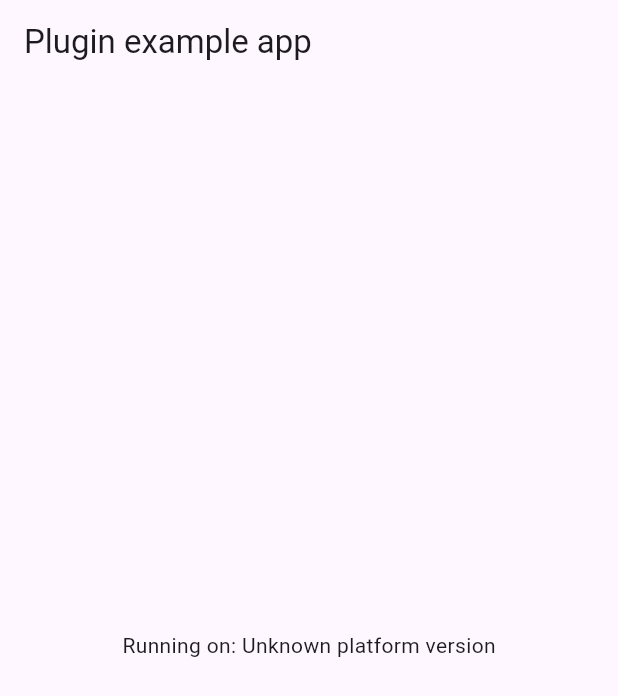
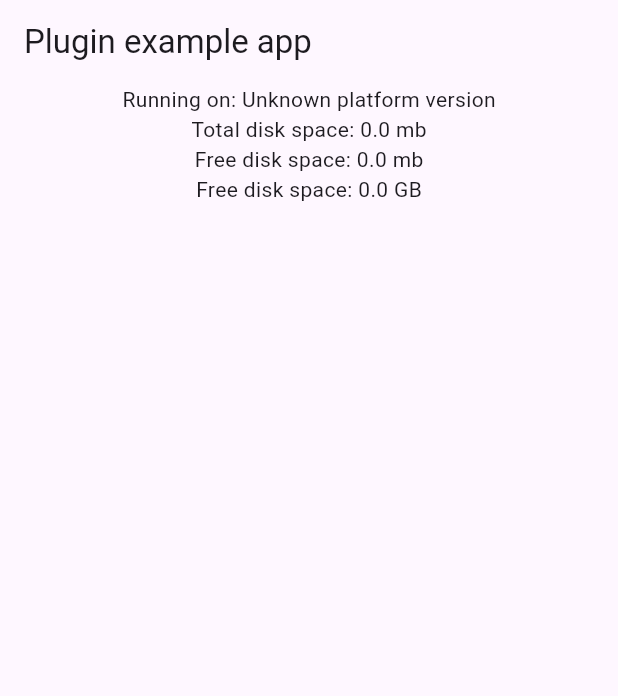
Before and after one commit to tom-ludwig/disk_space_2, a Flutter app: the screen it shows after launch, on a phone screen of 412 x 824 dp. Shown: the top 696 px of the screen. Run offline on Flutter 3.47's test engine with Material 3 defaults, Android fonts, the phone set to English and light mode, and no system bars; our stand-ins replace plugin_platform_interface.

Commit message:
chore: Bump version to 1.0.6 and update dependencies

```diff
--- a/example/lib/main.dart
+++ b/example/lib/main.dart
@@ -17,7 +17,11 @@ class MyApp extends StatefulWidget {
 
 class _MyAppState extends State<MyApp> {
   String _platformVersion = 'Unknown';
-  final _diskSpace_2Plugin = DiskSpace();
+  double _totalDiskSpace = 0.0;
+  double _freeDiskSpace = 0.0;
+  // double _freeDiskSpaceForPath = 0.0;
+
+  final _diskSpacePlugin = DiskSpace();
 
   @override
   void initState() {
@@ -28,21 +32,27 @@ class _MyAppState extends State<MyApp> {
   // Platform messages are asynchronous, so we initialize in an async method.
   Future<void> initPlatformState() async {
     String platformVersion;
+    double totalDiskSpace;
+    double freeDiskSpace;
+    // double freeDiskSpaceForPath;
+
     // Platform messages may fail, so we use a try/catch PlatformException.
     // We also handle the message potentially returning null.
     try {
-      platformVersion = await _diskSpace_2Plugin.getPlatformVersion() ?? 'Unknown platform version';
+      platformVersion = await _diskSpacePlugin.getPlatformVersion() ?? 'Unknown platform version';
     } on PlatformException {
       platformVersion = 'Failed to get platform version.';
     }
 
-    // If the widget was removed from the tree while the asynchronous platform
-    // message was in flight, we want to discard the reply rather than calling
-    // setState to update our non-existent appearance.
+    totalDiskSpace = await DiskSpace.getTotalDiskSpace ?? 0.0;
+    freeDiskSpace = await DiskSpace.getFreeDiskSpace ?? 0.0;
+
     if (!mounted) return;
 
     setState(() {
       _platformVersion = platformVersion;
+      _totalDiskSpace = totalDiskSpace;
+      _freeDiskSpace = freeDiskSpace;
     });
   }
 
@@ -54,7 +64,14 @@ class _MyAppState extends State<MyApp> {
           title: const Text('Plugin example app'),
         ),
         body: Center(
-          child: Text('Running on: $_platformVersion\n'),
+          child: Column(
+            children: [
+              Text('Running on: $_platformVersion'),
+              Text('Total disk space: $_totalDiskSpace mb'),
+              Text('Free disk space: $_freeDiskSpace mb'),
+              Text('Free disk space: ${_freeDiskSpace / 1000} GB'),
+            ],
+          ),
         ),
       ),
     );
--- a/lib/disk_space_2.dart
+++ b/lib/disk_space_2.dart
@@ -6,7 +6,7 @@ import 'disk_space_2_platform_interface.dart';
 
 /// `DiskSpace` is a class that provides methods to get information about the device's disk space.
 class DiskSpace {
-  static const MethodChannel _channel = MethodChannel('disk_space');
+  static const MethodChannel _channel = MethodChannel('disk_space_2');
 
   Future<String?> getPlatformVersion() {
     return DiskSpace_2Platform.instance.getPlatformVersion();
--- a/pubspec.yaml
+++ b/pubspec.yaml
@@ -1,7 +1,8 @@
 name: disk_space_2
 description: "A Flutter package that provides an easy way to get disk space information on Android and iOS devices."
-version: 1.0.5
+version: 1.0.6
 homepage: https://activecoding.de.cool/
+repository: https://github.com/activcoding/disk_space_2
 
 environment:
   sdk: '>=3.4.3 <4.0.0'
```
Also changed, not shown: example/pubspec.lock, 9 other files.
